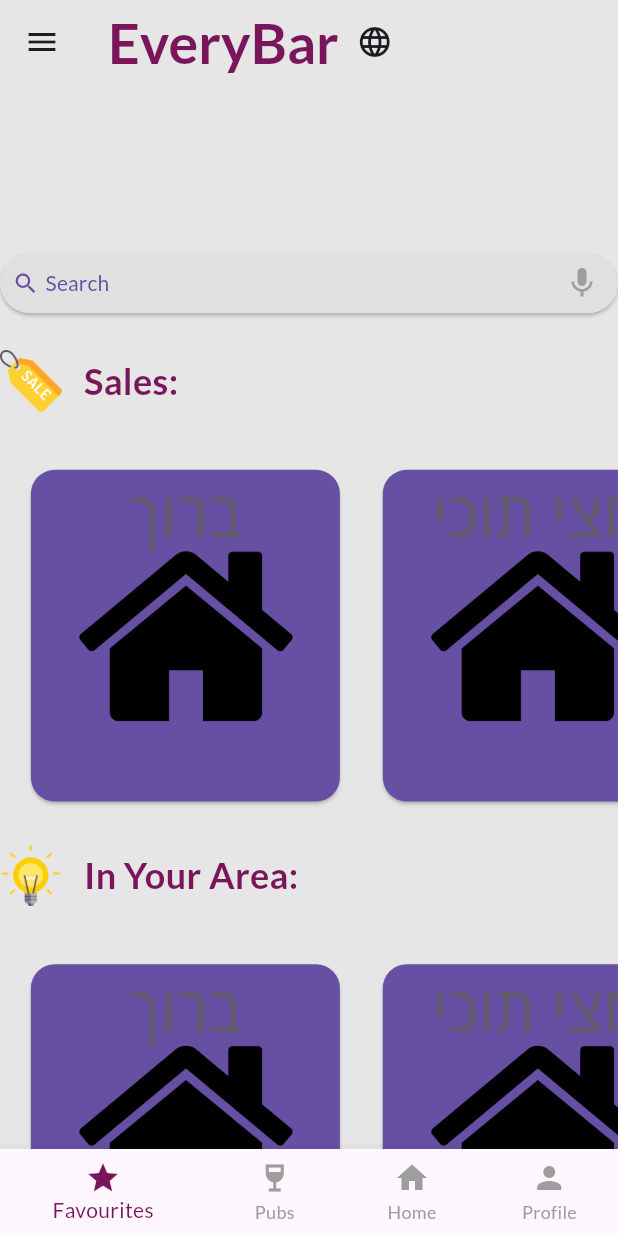
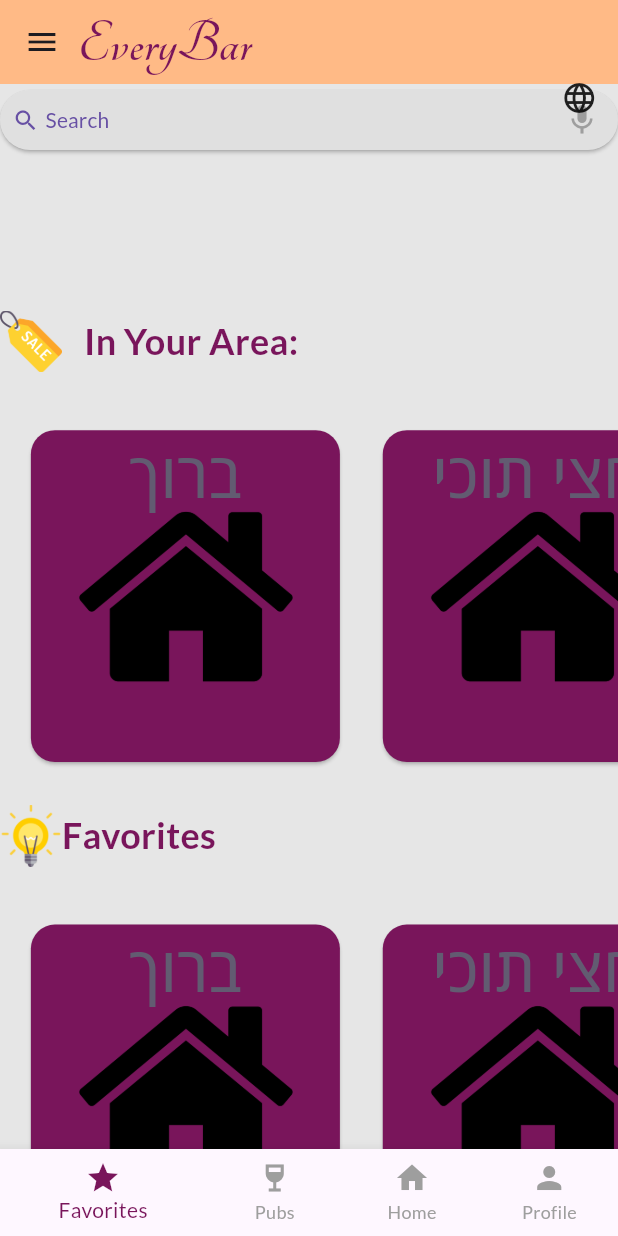
Before and after one commit to SimhaMarouani/everyBarApp, a Flutter app: the screen it shows after launch, on a phone screen of 412 x 824 dp. Run offline on Flutter 3.47's test engine with Material 2 defaults, Android fonts, the phone set to English and light mode, and no system bars; our stand-ins replace flutter_riverpod, google_fonts; project files that could hold a hidden picture were left out.

Commit message:
fixed small things

```diff
--- a/lib/data/Headlines.dart
+++ b/lib/data/Headlines.dart
@@ -5,9 +5,10 @@
     "in area": "   In Your Area:",
     "settings": "Settings",
     "sign": "Sign in",
-    "favor": "Favourites",
+    "favor": "Favorites",
     "profile": "Profile",
     "search": "Search",
+    "openHours": "Opening Hours"
   },
   "Hebrew": {
     "home": "בית",
@@ -18,5 +19,6 @@
     "favor": "מועדפים",
     "profile": "פרופיל",
     "search": "חפש",
+    "openHours": "שעות פתיחה"
   }
 };
--- a/lib/main.dart
+++ b/lib/main.dart
@@ -13,13 +13,13 @@
   @override
   Widget build(BuildContext context) {
     final theme = ThemeData(
-      useMaterial3: true,
-      primaryColor: const Color.fromARGB(255, 121, 21, 91),
-      secondaryHeaderColor: const Color.fromARGB(255, 194, 51, 115),
-      highlightColor: const Color.fromARGB(255, 246, 99, 92),
-      hintColor: const Color.fromARGB(255, 255, 186, 134),
-      textTheme: GoogleFonts.latoTextTheme(),
-    );
+        useMaterial3: true,
+        primaryColor: const Color.fromARGB(255, 121, 21, 91),
+        secondaryHeaderColor: const Color.fromARGB(255, 194, 51, 115),
+        highlightColor: const Color.fromARGB(255, 246, 99, 92),
+        hintColor: const Color.fromARGB(255, 255, 186, 134),
+        primaryTextTheme: GoogleFonts.dancingScriptTextTheme(),
+        textTheme: GoogleFonts.latoTextTheme());
     return MaterialApp(
       debugShowCheckedModeBanner: false,
       theme: theme,
--- a/lib/screens/home_page.dart
+++ b/lib/screens/home_page.dart
@@ -5,8 +5,6 @@
 import 'package:iBar/screens/search_screen.dart';
 import 'package:iBar/widgets/home_search_bar.dart';
 import 'package:iBar/widgets/business_list_generator.dart';
-import 'package:iBar/widgets/main_drawer.dart';
-import 'package:iBar/widgets/search_pads.dart';
 import 'package:flutter_riverpod/flutter_riverpod.dart';
 import 'package:iBar/widgets/silver_header.dart';
 
@@ -80,22 +78,30 @@
     final deviceHeight = MediaQuery.of(context).size.height;
     final deviceStatusBar = MediaQuery.of(context).padding.top;
     final deviceWidth = MediaQuery.of(context).size.width;
-    print(deviceStatusBar);
     return CustomScrollView(
       slivers: [
         SliverAppBar(
-          backgroundColor: backgroundColor,
-          title: Row(
+          backgroundColor: Theme.of(context).hintColor,
+          flexibleSpace: Stack(
+            children: [
+              Row(
                 mainAxisAlignment: MainAxisAlignment.start,
                 children: [
-              Text(
+                  Padding(
+                    padding: EdgeInsets.only(
+                        top: deviceStatusBar, left: deviceWidth * 0.125),
+                    child: Text(
                       'EveryBar',
                       style: TextStyle(
                           color: Theme.of(context).primaryColor,
-                    fontSize: deviceWidth * 0.09,
-                    fontWeight: FontWeight.bold),
+                          fontSize: deviceWidth * 0.10,
+                          fontWeight: FontWeight.bold,
+                          fontFamily: 'Tangerine'),
+                    ),
                   ),
                   PopupMenuButton<String>(
+                    padding: EdgeInsets.only(
+                        left: deviceWidth * 0.5, top: deviceHeight * 0.065),
                     icon: const Icon(Icons.language), // Language icon
                     onSelected: onLanguageSelected,
                     itemBuilder: (BuildContext context) {
@@ -104,7 +110,8 @@
                           value: language,
                           child: Text(
                             language,
-                        style: TextStyle(color: Theme.of(context).primaryColor),
+                            style: TextStyle(
+                                color: Theme.of(context).primaryColor),
                           ),
                         );
                       }).toList();
@@ -112,10 +119,11 @@
                   ),
                 ],
               ),
-          expandedHeight: deviceHeight * 0.2,
+            ],
+          ),
         ),
         SliverPersistentHeader(
-          floating: false,
+          floating: true,
           delegate: CustomSliverPersistentHeaderDelegate(
               child: Padding(
                 padding: EdgeInsets.only(top: deviceStatusBar),
@@ -128,7 +136,9 @@
         SliverAnimatedList(
           initialItemCount: 2,
           itemBuilder: (context, index, animation) {
-            return Column(
+            return Padding(
+              padding: EdgeInsets.only(top: deviceHeight * 0.1),
+              child: Column(
                 children: [
                   Row(
                     mainAxisAlignment: MainAxisAlignment.start,
@@ -139,7 +149,7 @@
                         height: deviceHeight * 0.1,
                       ),
                       Text(
-                      selectedMap?["sales"] ?? "   Sales:",
+                        selectedMap?["in area"] ?? "   In Your Area:",
                         textAlign: TextAlign.start,
                         style: TextStyle(
                           color: Theme.of(context).primaryColor,
@@ -163,7 +173,7 @@
                     ),
                     Text(
                       textAlign: TextAlign.start,
-                    selectedMap?["in area"] ?? "   In Your Area:",
+                      selectedMap?["favor"] ?? "   Favorites:",
                       style: TextStyle(
                         color: Theme.of(context).primaryColor,
                         fontSize: 24,
@@ -178,6 +188,7 @@
                     isSearching: true,
                   ),
                 ],
+              ),
             );
           },
         ),
--- a/lib/screens/tabs.dart
+++ b/lib/screens/tabs.dart
@@ -65,7 +65,7 @@
           BottomNavigationBarItem(
               icon: Icon(Icons.star),
               activeIcon: Icon(Icons.star),
-              label: 'Favourites'),
+              label: 'Favorites'),
           BottomNavigationBarItem(
               icon: Icon(Icons.wine_bar),
               activeIcon: Icon(Icons.wine_bar),
--- a/lib/widgets/business_item.dart
+++ b/lib/widgets/business_item.dart
@@ -25,7 +25,7 @@
       child: ElevatedButton(
         onPressed: onSelect,
         style: ElevatedButton.styleFrom(
-          backgroundColor: Theme.of(context).colorScheme.primary,
+          backgroundColor: Theme.of(context).primaryColor,
           foregroundColor: Theme.of(context).colorScheme.onPrimary,
           shape: RoundedRectangleBorder(
             borderRadius: BorderRadius.circular(16),
```
Also changed, not shown: pubspec.yaml (+5 -2 lines), assests/fonts/DancingScript-VariableFont_wght.ttf (added), assests/fonts/Tangerine-Bold.ttf (added), 1 other file. Lines whose indentation alone changed are shown as unchanged.
